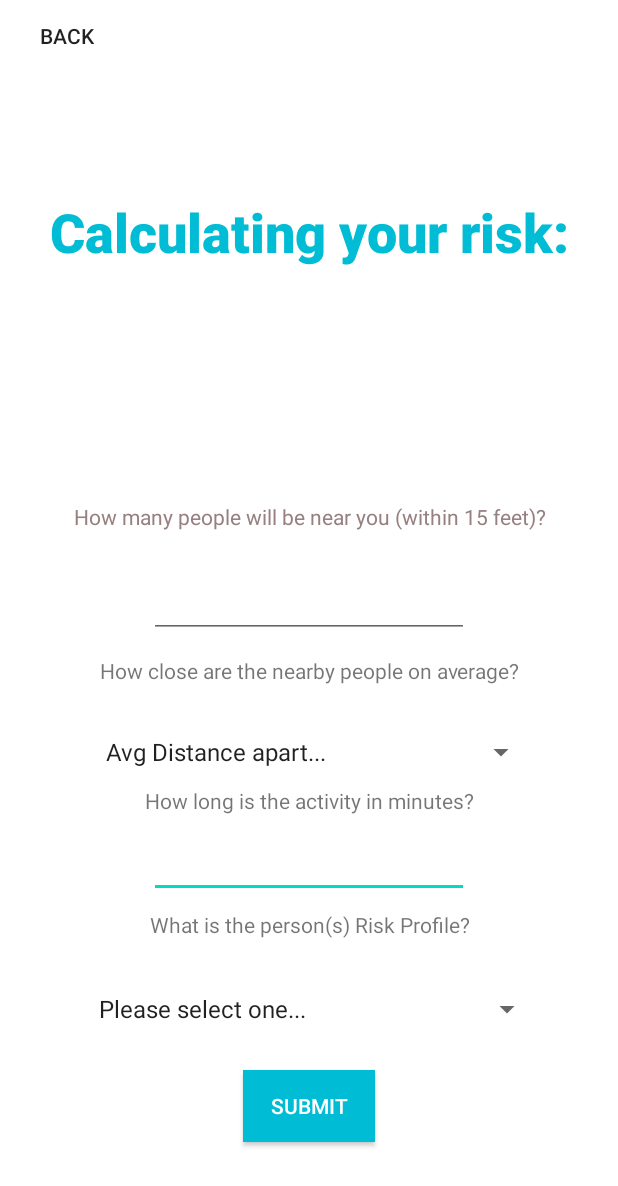
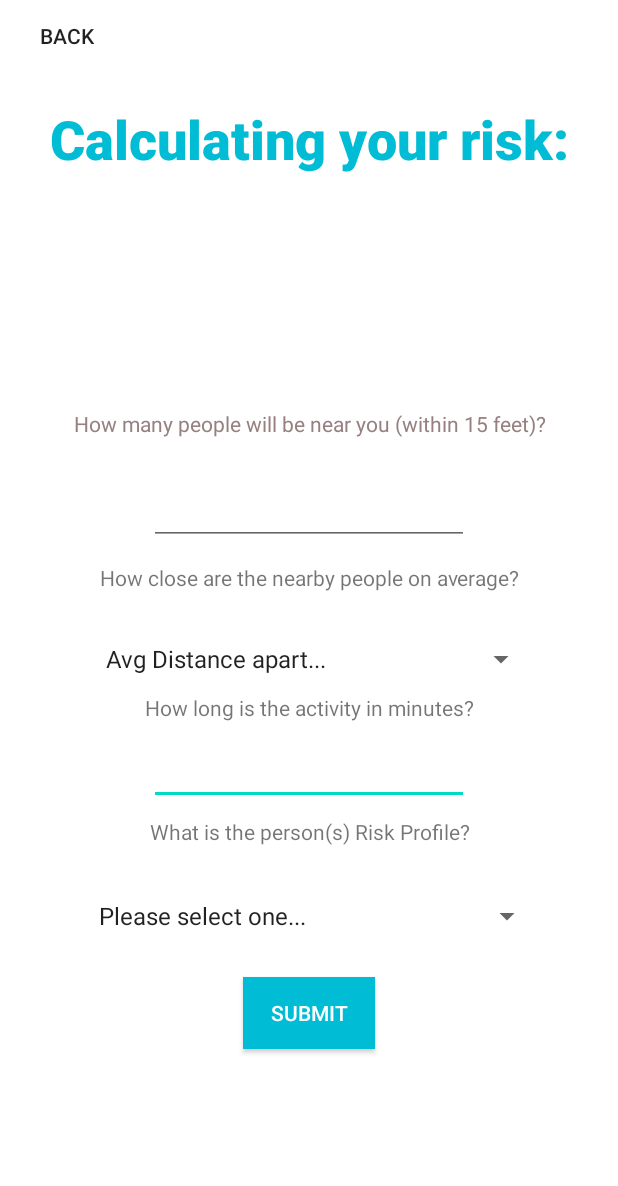
Before and after one commit to Mobile-Programing-Covid-Calculator/Master, an Android app: the risk_screen screen opened directly, with no data from a screen before it, on a phone screen of 412 x 824 dp. Shown: the top 1186 px of the screen. Run offline under Robolectric (Android 15) with nearby library versions, the phone set to English and light mode, and no system bars.

Commit message:
Update activity_risk_screen.xml

```diff
--- a/app/src/main/res/layout/activity_risk_screen.xml
+++ b/app/src/main/res/layout/activity_risk_screen.xml
@@ -96,8 +96,7 @@
         android:id="@+id/welcome_message3"
         android:layout_width="wrap_content"
         android:layout_height="wrap_content"
-        android:layout_marginTop="55dp"
-        android:layout_marginBottom="571dp"
+        android:layout_marginTop="68dp"
         android:fontFamily="sans-serif-black"
         android:lineSpacingExtra="8sp"
         android:text="@string/calculate_risk"
@@ -105,9 +104,7 @@
         android:textColor="#00BCD4"
         android:textSize="36sp"
         android:textStyle="bold"
-        app:layout_constraintBottom_toBottomOf="parent"
         app:layout_constraintEnd_toEndOf="parent"
-        app:layout_constraintHorizontal_bias="0.5"
         app:layout_constraintStart_toStartOf="parent"
         app:layout_constraintTop_toTopOf="parent" />
 
@@ -175,29 +172,24 @@
         android:id="@+id/tvCountyPopulation"
         android:layout_width="300dp"
         android:layout_height="40dp"
-        android:layout_marginStart="156dp"
-        android:layout_marginTop="160dp"
-        android:layout_marginEnd="77dp"
         android:text="County Population"
+        android:textColor="#FFFFFF"
         app:layout_constraintBottom_toTopOf="@+id/tvActiveCases"
         app:layout_constraintEnd_toEndOf="parent"
-        app:layout_constraintHorizontal_bias="0.827"
-        app:layout_constraintStart_toStartOf="parent"
-        app:layout_constraintTop_toTopOf="parent"
-        app:layout_constraintVertical_bias="0.0" />
+        app:layout_constraintHorizontal_bias="0.486"
+        app:layout_constraintStart_toStartOf="parent" />
 
     <TextView
         android:id="@+id/tvActiveCases"
         android:layout_width="300dp"
         android:layout_height="40dp"
         android:layout_marginStart="55dp"
-        android:layout_marginTop="210dp"
         android:layout_marginEnd="56dp"
-        android:layout_marginBottom="481dp"
+        android:layout_marginBottom="8dp"
         android:text="County Infection Rate"
-        app:layout_constraintBottom_toBottomOf="parent"
+        app:layout_constraintBottom_toTopOf="@+id/riskNumPeople"
         app:layout_constraintEnd_toEndOf="parent"
-        app:layout_constraintStart_toStartOf="parent"
-        app:layout_constraintTop_toTopOf="parent" />
+        app:layout_constraintHorizontal_bias="0.0"
+        app:layout_constraintStart_toStartOf="parent" />
 
 </androidx.constraintlayout.widget.ConstraintLayout>
```
